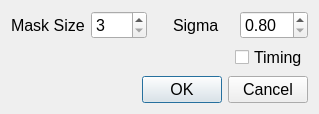
This is hw3/SimplePaint/gmaskdialog.ui in otakusaikou/2016-631-M8210 as Qt 5 draws it before an edit. The edited form follows.
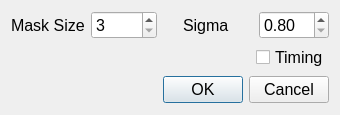
This is the edited form.

The edit to the form file:
```diff
--- a/hw3/SimplePaint/gmaskdialog.ui
+++ b/hw3/SimplePaint/gmaskdialog.ui
@@ -6,8 +6,8 @@
    <rect>
     <x>0</x>
     <y>0</y>
-    <width>319</width>
-    <height>112</height>
+    <width>340</width>
+    <height>115</height>
    </rect>
   </property>
   <property name="windowTitle">
```
